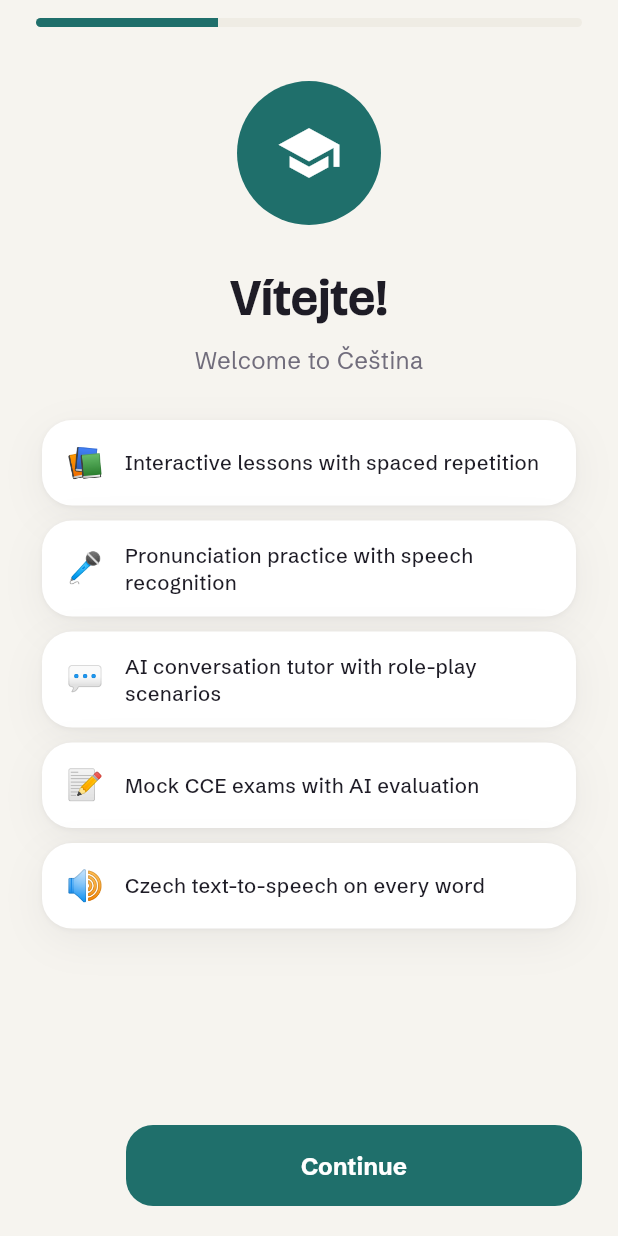
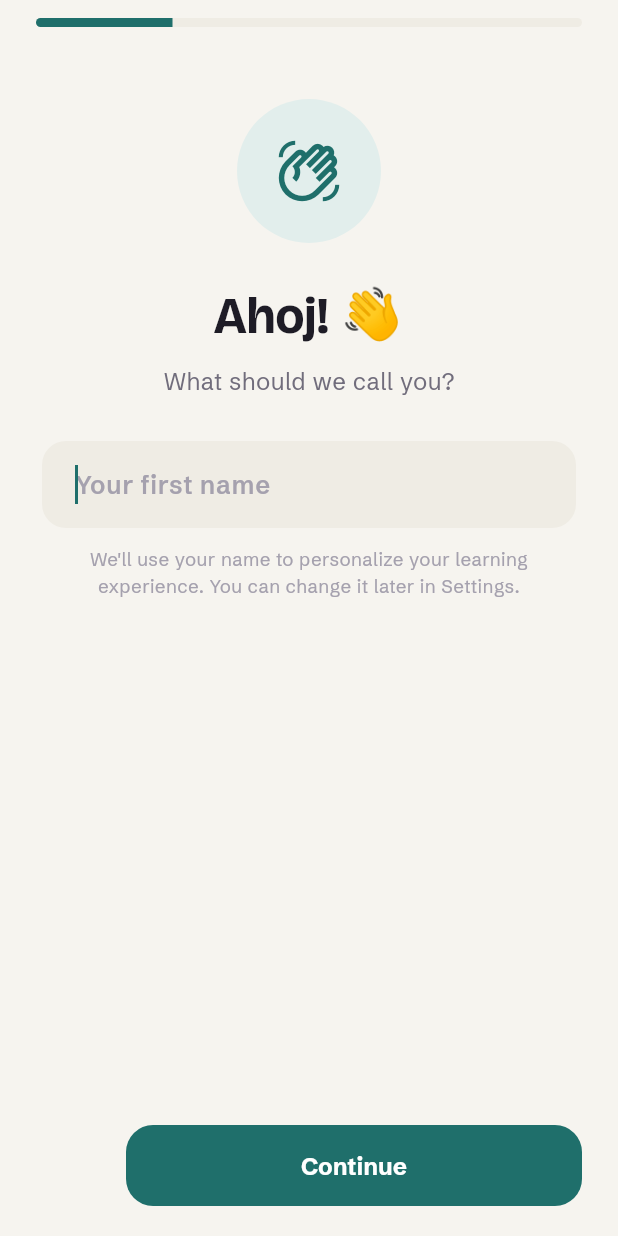
Before and after one commit to mahesh2017/ceskina-pro, a Flutter app: the OnboardingScreen screen opened directly, after a tap on "Continue", after a tap on "Back", on a phone screen of 412 x 824 dp. Run offline on Flutter 3.47's test engine with Material 3 defaults, Android fonts, the phone set to English and light mode, and no system bars; our stand-ins replace connectivity_plus, dio, drift, flutter_riverpod, flutter_secure_storage, flutter_tts and 6 more; accounts and stored records are empty; generated files the repository leaves out were written again.

Commit message:
[verified] UX improvements from device testing
1. Replace personal info in curriculum (Mahesh/India → Petr/Czechia)
   in unit02_lesson02.json — uses common Czech name and country
2. Enlarge settings icon on home screen (36→44px, icon 17→22px)
3. Add learner name collection in onboarding (new step 0: "Ahoj! What
   should we call you?"), stored in SharedPreferences
4. Personalize home greeting with time-aware Czech greeting + learner name
   ("Dobré ráno, Petr 👋" instead of hardcoded "Dobré ráno 👋")
5. Add prominent sign-up/sign-in buttons to onboarding welcome step
   (visible only when BackendConfig.isConfigured)
6. Add Profile section at top of Settings with editable name field
7. Add Account section at top of Settings (when backend configured)
8. Remove unnecessary AI configuration section from Settings

Verification: 0 analyzer issues, 127/127 tests passed

```diff
--- a/assets/curriculum/lessons/unit02_lesson02.json
+++ b/assets/curriculum/lessons/unit02_lesson02.json
@@ -16,11 +16,11 @@
       "data": {
         "type": "translation",
         "direction": "en_to_cz",
-        "source": "My name is Mahesh.",
-        "accepted_answers": ["Jmenuju se Mahesh.", "Jmenuji se Mahesh."],
+        "source": "My name is Petr.",
+        "accepted_answers": ["Jmenuju se Petr.", "Jmenuji se Petr."],
         "grammar_note": "Jmenuju se (colloquial) or Jmenuji se (formal). Both are correct for A1."
       },
-      "answer_key": "Jmenuju se Mahesh.",
+      "answer_key": "Jmenuju se Petr.",
       "grammar_rule_id": "GR-011",
       "xp_reward": 10
     },
@@ -127,11 +127,11 @@
       "data": {
         "type": "translation",
         "direction": "cz_to_en",
-        "source": "Jmenuju se Mahesh. Jsem z Indie. Těší mě.",
-        "accepted_answers": ["My name is Mahesh. I am from India. Nice to meet you."],
-        "grammar_note": "Full self-introduction. 'Indie' genitive = 'Indie' (same form for this one)."
+        "source": "Jmenuju se Petr. Jsem z Česka. Těší mě.",
+        "accepted_answers": ["My name is Petr. I am from Czechia. Nice to meet you."],
+        "grammar_note": "Full self-introduction. 'Česko' genitive = 'Česka'."
       },
-      "answer_key": "My name is Mahesh. I am from India. Nice to meet you.",
+      "answer_key": "My name is Petr. I am from Czechia. Nice to meet you.",
       "xp_reward": 15
     },
     {
@@ -156,13 +156,13 @@
       "prompt": "Say this self-introduction aloud",
       "data": {
         "type": "pronunciation",
-        "target_text": "Jmenuju se Mahesh. Jsem z Indie. Těší mě.",
+        "target_text": "Jmenuju se Petr. Jsem z Česka. Těší mě.",
         "target_audio_hash": "placeholder_2110",
         "focus_sounds": ["ě"],
         "min_score": 0.55,
-        "translation_en": "My name is Mahesh. I'm from India. Nice to meet you."
+        "translation_en": "My name is Petr. I'm from Czechia. Nice to meet you."
       },
-      "answer_key": "Jmenuju se Mahesh. Jsem z Indie. Těší mě.",
+      "answer_key": "Jmenuju se Petr. Jsem z Česka. Těší mě.",
       "grammar_rule_id": "GR-011",
       "xp_reward": 20
     },
@@ -176,13 +176,13 @@
         "scenario": "Meeting someone new at a party",
         "lines": [
           {"speaker": "stranger", "text": "Ahoj, já jsem Petra. Jak se jmenuješ ty?"},
-          {"speaker": "you", "text": "_____ (My name is Mahesh.)"},
-          {"speaker": "stranger", "text": "Těší mě, Mahesh!"}
+          {"speaker": "you", "text": "_____ (My name is Petr.)"},
+          {"speaker": "stranger", "text": "Těší mě, Petr!"}
         ],
-        "accepted_answers": ["Jmenuju se Mahesh.", "Já se jmenuju Mahesh.", "Jmenuji se Mahesh."],
+        "accepted_answers": ["Jmenuju se Petr.", "Já se jmenuju Petr.", "Jmenuji se Petr."],
         "explanation": "Informal context (ahoj, jmenuješ), so use Jmenuju se (colloquial)."
       },
-      "answer_key": "Jmenuju se Mahesh.",
+      "answer_key": "Jmenuju se Petr.",
       "grammar_rule_id": "GR-011",
       "xp_reward": 15
     }
--- a/lib/presentation/providers/settings_providers.dart
+++ b/lib/presentation/providers/settings_providers.dart
@@ -21,6 +21,11 @@ class AppSettings {
   /// are where learning happens, so this makes hearts opt-in pressure.
   final bool heartsEnabled;
 
+  /// The learner's first name, collected during onboarding. Used to
+  /// personalize greetings and AI tutor interactions. Empty string when
+  /// the user hasn't provided it yet.
+  final String learnerName;
+
   const AppSettings({
     this.themeMode = AppThemeMode.system,
     this.dailyGoalXp = 50,
@@ -28,6 +33,7 @@ class AppSettings {
     this.ttsVoiceGender = TtsVoiceGender.female,
     this.startingLevel = CEFRLevel.preA1,
     this.heartsEnabled = true,
+    this.learnerName = '',
   });
 
   AppSettings copyWith({
@@ -37,6 +43,7 @@ class AppSettings {
     TtsVoiceGender? ttsVoiceGender,
     CEFRLevel? startingLevel,
     bool? heartsEnabled,
+    String? learnerName,
   }) {
     return AppSettings(
       themeMode: themeMode ?? this.themeMode,
@@ -45,6 +52,7 @@ class AppSettings {
       ttsVoiceGender: ttsVoiceGender ?? this.ttsVoiceGender,
       startingLevel: startingLevel ?? this.startingLevel,
       heartsEnabled: heartsEnabled ?? this.heartsEnabled,
+      learnerName: learnerName ?? this.learnerName,
     );
   }
 }
@@ -58,6 +66,7 @@ class SettingsNotifier extends Notifier<AppSettings> {
   static const _kOnboardingDone = 'settings_onboarding_done';
   static const _kStartingLevel = 'settings_starting_level';
   static const _kHeartsEnabled = 'settings_hearts_enabled';
+  static const _kLearnerName = 'settings_learner_name';
 
   @override
   AppSettings build() {
@@ -92,6 +101,7 @@ class SettingsNotifier extends Notifier<AppSettings> {
       startingLevel:
           CEFRLevel.values[levelIdx.clamp(0, CEFRLevel.values.length - 1)],
       heartsEnabled: prefs.getBool(_kHeartsEnabled) ?? true,
+      learnerName: prefs.getString(_kLearnerName) ?? '',
     );
   }
 
@@ -137,6 +147,14 @@ class SettingsNotifier extends Notifier<AppSettings> {
     await prefs.setInt(_kStartingLevel, level.index);
   }
 
+  /// Set the learner's first name (from onboarding or settings).
+  Future<void> setLearnerName(String name) async {
+    final trimmed = name.trim();
+    state = state.copyWith(learnerName: trimmed);
+    final prefs = await _prefs();
+    await prefs.setString(_kLearnerName, trimmed);
+  }
+
   /// Check if onboarding has been completed.
   Future<bool> isOnboardingDone() async {
     final prefs = await _prefs();
--- a/lib/presentation/screens/home/home_screen.dart
+++ b/lib/presentation/screens/home/home_screen.dart
@@ -5,6 +5,7 @@ import '../../../core/theme/app_tokens.dart';
 import '../../providers/curriculum_providers.dart';
 import '../../providers/gamification_providers.dart';
 import '../../providers/review_providers.dart';
+import '../../providers/settings_providers.dart';
 import '../../widgets/common/soft_ui.dart';
 
 /// Home dashboard — greeting, daily goal hero, continue learning, quick
@@ -16,7 +17,19 @@ class HomeScreen extends ConsumerWidget {
   Widget build(BuildContext context, WidgetRef ref) {
     final t = context.tokens;
     final g = ref.watch(gamificationProvider);
+    final settings = ref.watch(settingsProvider);
     final dueCount = ref.watch(dueCardCountProvider).value ?? 0;
+
+    // Time-aware greeting + personalized name.
+    final hour = DateTime.now().hour;
+    final greeting = hour < 12
+        ? 'Dobré ráno'
+        : hour < 18
+            ? 'Dobré odpoledne'
+            : 'Dobrý večer';
+    final name = settings.learnerName.isNotEmpty
+        ? ', ${settings.learnerName}'
+        : '';
 
     return Scaffold(
       backgroundColor: t.bg,
@@ -33,7 +46,7 @@ class HomeScreen extends ConsumerWidget {
                   child: Column(
                     crossAxisAlignment: CrossAxisAlignment.start,
                     children: [
-                      Text('Dobré ráno 👋',
+                      Text('$greeting$name 👋',
                           style: TextStyle(fontSize: 13, color: t.muted)),
                       const SizedBox(height: 2),
                       const DisplayText('Čeština', size: 26),
@@ -58,10 +71,10 @@ class HomeScreen extends ConsumerWidget {
                   onTap: () => context.push('/settings'),
                   borderRadius: BorderRadius.circular(999),
                   child: Container(
-                    width: 36,
-                    height: 36,
+                    width: 44,
+                    height: 44,
                     decoration: BoxDecoration(color: t.chipBg, shape: BoxShape.circle),
-                    child: Icon(Icons.settings_outlined, size: 17, color: t.muted),
+                    child: Icon(Icons.settings_outlined, size: 22, color: t.muted),
                   ),
                 ),
               ],
--- a/lib/presentation/screens/onboarding/onboarding_screen.dart
+++ b/lib/presentation/screens/onboarding/onboarding_screen.dart
@@ -1,6 +1,7 @@
 import 'package:flutter/material.dart';
 import 'package:flutter_riverpod/flutter_riverpod.dart';
 import 'package:go_router/go_router.dart';
+import '../../../core/config/backend_config.dart';
 import '../../../core/theme/app_tokens.dart';
 import '../../providers/settings_providers.dart';
 import '../../providers/gamification_providers.dart';
@@ -20,7 +21,8 @@ class _OnboardingScreenState extends ConsumerState<OnboardingScreen> {
   CEFRLevel _selectedLevel = CEFRLevel.preA1;
   int _selectedGoal = 50;
   bool _finishing = false;
-  static const _totalSteps = 3;
+  final _nameController = TextEditingController();
+  static const _totalSteps = 4; // name → welcome → level → goal
 
   void _next() {
     if (_step < _totalSteps - 1) {
@@ -42,6 +44,7 @@ class _OnboardingScreenState extends ConsumerState<OnboardingScreen> {
     // onboarding — always mark it complete and navigate home.
     try {
       final settings = ref.read(settingsProvider.notifier);
+      await settings.setLearnerName(_nameController.text);
       await settings.setDailyGoalXp(_selectedGoal);
       await settings.setStartingLevel(_selectedLevel);
       await ref.read(gamificationProvider.notifier).setDailyGoal(_selectedGoal);
@@ -54,6 +57,12 @@ class _OnboardingScreenState extends ConsumerState<OnboardingScreen> {
     }
 
     if (mounted) context.go('/');
+  }
+
+  @override
+  void dispose() {
+    _nameController.dispose();
+    super.dispose();
   }
 
   @override
@@ -113,11 +122,67 @@ class _OnboardingScreenState extends ConsumerState<OnboardingScreen> {
 
   Widget _buildStep() {
     return switch (_step) {
-      0 => _buildWelcomeStep(),
-      1 => _buildLevelStep(),
-      2 => _buildGoalStep(),
+      0 => _buildNameStep(),
+      1 => _buildWelcomeStep(),
+      2 => _buildLevelStep(),
+      3 => _buildGoalStep(),
       _ => const SizedBox(),
     };
+  }
+
+  Widget _buildNameStep() {
+    final t = context.tokens;
+    return Column(
+      crossAxisAlignment: CrossAxisAlignment.stretch,
+      children: [
+        const SizedBox(height: 24),
+        Center(
+          child: Container(
+            width: 96,
+            height: 96,
+            decoration: BoxDecoration(color: t.priSoft, shape: BoxShape.circle),
+            child: Icon(Icons.waving_hand_outlined, size: 44, color: t.pri),
+          ),
+        ),
+        const SizedBox(height: 24),
+        const Center(child: DisplayText('Ahoj! 👋', size: 34)),
+        const SizedBox(height: 8),
+        Center(
+          child: Text(
+            'What should we call you?',
+            style: TextStyle(fontSize: 16, color: t.muted),
+          ),
+        ),
+        const SizedBox(height: 28),
+        TextField(
+          controller: _nameController,
+          autofocus: true,
+          textCapitalization: TextCapitalization.words,
+          textInputAction: TextInputAction.done,
+          decoration: InputDecoration(
+            hintText: 'Your first name',
+            hintStyle: TextStyle(color: t.faint),
+            filled: true,
+            fillColor: t.elev,
+            border: OutlineInputBorder(
+              borderRadius: BorderRadius.circular(16),
+              borderSide: BorderSide.none,
+            ),
+            contentPadding:
+                const EdgeInsets.symmetric(horizontal: 18, vertical: 16),
+          ),
+          style: TextStyle(fontSize: 17, color: t.ink, fontWeight: FontWeight.w600),
+          onSubmitted: (_) => _next(),
+        ),
+        const SizedBox(height: 12),
+        Text(
+          'We\'ll use your name to personalize your learning experience. '
+          'You can change it later in Settings.',
+          textAlign: TextAlign.center,
+          style: TextStyle(fontSize: 12.5, color: t.faint, height: 1.4),
+        ),
+      ],
+    );
   }
 
   Widget _stepHeader(
@@ -207,6 +272,27 @@ class _OnboardingScreenState extends ConsumerState<OnboardingScreen> {
             ),
           ),
         ),
+        // Sign-up / Sign-in — only when the cloud backend is configured.
+        if (BackendConfig.isConfigured) ...[
+          const SizedBox(height: 20),
+          FilledButton.icon(
+            onPressed: () => context.push('/account'),
+            icon: const Icon(Icons.person_add_outlined),
+            label: const Text('Create an account'),
+          ),
+          const SizedBox(height: 10),
+          OutlinedButton.icon(
+            onPressed: () => context.push('/account'),
+            icon: const Icon(Icons.login),
+            label: const Text('I already have an account'),
+          ),
+          const SizedBox(height: 8),
+          Text(
+            'You can also continue without an account and sign in later from Settings.',
+            textAlign: TextAlign.center,
+            style: TextStyle(fontSize: 12, color: t.faint, height: 1.4),
+          ),
+        ],
       ],
     );
   }
```
Also changed, not shown: lib/presentation/screens/settings/settings_screen.dart (+69 -16 lines).
